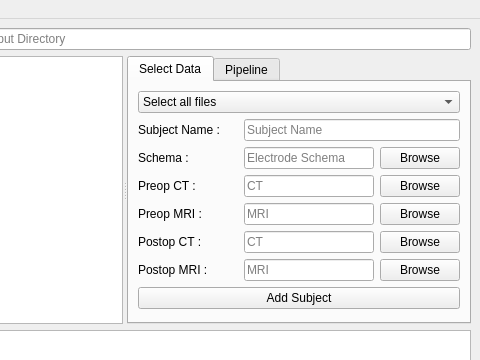
First picture: the form in ciclone/forms/MainWindow.ui, repository NeuroTech-Platform/CiCLONE, before the edit; both pictures show x 138 to 618 and y 0 to 360 of the 618 by 652 pixel window.
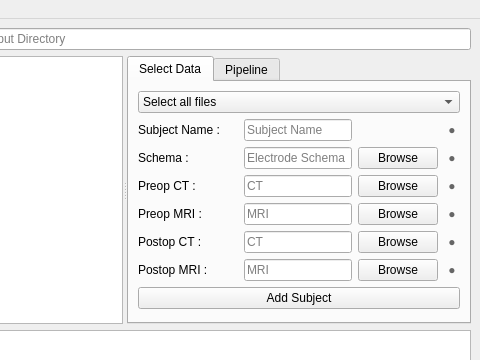
Second picture: the form after the edit.

```diff
--- a/ciclone/forms/MainWindow.ui
+++ b/ciclone/forms/MainWindow.ui
@@ -62,6 +62,39 @@
            </property>
           </widget>
          </item>
+         <item row="2" column="3">
+          <widget class="QLabel" name="validation_indicator_schema">
+           <property name="minimumSize">
+            <size>
+             <width>16</width>
+             <height>16</height>
+            </size>
+           </property>
+           <property name="maximumSize">
+            <size>
+             <width>16</width>
+             <height>16</height>
+            </size>
+           </property>
+           <property name="text">
+            <string>●</string>
+           </property>
+           <property name="alignment">
+            <set>Qt::AlignCenter</set>
+           </property>
+           <property name="styleSheet">
+            <string>QLabel {
+    border-radius: 8px;
+    background-color: transparent;
+    color: #666666;
+    font-size: 12px;
+}</string>
+           </property>
+           <property name="visible">
+            <bool>false</bool>
+           </property>
+          </widget>
+         </item>
          <item row="6" column="2">
           <widget class="QPushButton" name="browse_postMRI">
            <property name="text">
@@ -69,6 +102,39 @@
            </property>
           </widget>
          </item>
+         <item row="6" column="3">
+          <widget class="QLabel" name="validation_indicator_post_mri">
+           <property name="minimumSize">
+            <size>
+             <width>16</width>
+             <height>16</height>
+            </size>
+           </property>
+           <property name="maximumSize">
+            <size>
+             <width>16</width>
+             <height>16</height>
+            </size>
+           </property>
+           <property name="text">
+            <string>●</string>
+           </property>
+           <property name="alignment">
+            <set>Qt::AlignCenter</set>
+           </property>
+           <property name="styleSheet">
+            <string>QLabel {
+    border-radius: 8px;
+    background-color: transparent;
+    color: #666666;
+    font-size: 12px;
+}</string>
+           </property>
+           <property name="visible">
+            <bool>false</bool>
+           </property>
+          </widget>
+         </item>
          <item row="6" column="0">
           <widget class="QLabel" name="label_postMRI">
            <property name="minimumSize">
@@ -95,6 +161,39 @@
            </property>
           </widget>
          </item>
+         <item row="5" column="3">
+          <widget class="QLabel" name="validation_indicator_post_ct">
+           <property name="minimumSize">
+            <size>
+             <width>16</width>
+             <height>16</height>
+            </size>
+           </property>
+           <property name="maximumSize">
+            <size>
+             <width>16</width>
+             <height>16</height>
+            </size>
+           </property>
+           <property name="text">
+            <string>●</string>
+           </property>
+           <property name="alignment">
+            <set>Qt::AlignCenter</set>
+           </property>
+           <property name="styleSheet">
+            <string>QLabel {
+    border-radius: 8px;
+    background-color: transparent;
+    color: #666666;
+    font-size: 12px;
+}</string>
+           </property>
+           <property name="visible">
+            <bool>false</bool>
+           </property>
+          </widget>
+         </item>
          <item row="3" column="0">
           <widget class="QLabel" name="label_preCT">
            <property name="minimumSize">
@@ -121,6 +220,39 @@
            </property>
           </widget>
          </item>
+         <item row="4" column="3">
+          <widget class="QLabel" name="validation_indicator_pre_mri">
+           <property name="minimumSize">
+            <size>
+             <width>16</width>
+             <height>16</height>
+            </size>
+           </property>
+           <property name="maximumSize">
+            <size>
+             <width>16</width>
+             <height>16</height>
+            </size>
+           </property>
+           <property name="text">
+            <string>●</string>
+           </property>
+           <property name="alignment">
+            <set>Qt::AlignCenter</set>
+           </property>
+           <property name="styleSheet">
+            <string>QLabel {
+    border-radius: 8px;
+    background-color: transparent;
+    color: #666666;
+    font-size: 12px;
+}</string>
+           </property>
+           <property name="visible">
+            <bool>false</bool>
+           </property>
+          </widget>
+         </item>
          <item row="2" column="0">
           <widget class="QLabel" name="label_Schema">
            <property name="minimumSize">
@@ -147,13 +279,46 @@
            </property>
           </widget>
          </item>
-         <item row="1" column="1" colspan="2">
+         <item row="1" column="1">
           <widget class="QLineEdit" name="lineEdit_Name">
            <property name="placeholderText">
             <string>Subject Name</string>
            </property>
           </widget>
          </item>
+         <item row="1" column="3">
+          <widget class="QLabel" name="validation_indicator_name">
+           <property name="minimumSize">
+            <size>
+             <width>16</width>
+             <height>16</height>
+            </size>
+           </property>
+           <property name="maximumSize">
+            <size>
+             <width>16</width>
+             <height>16</height>
+            </size>
+           </property>
+           <property name="text">
+            <string>●</string>
+           </property>
+           <property name="alignment">
+            <set>Qt::AlignCenter</set>
+           </property>
+           <property name="styleSheet">
+            <string>QLabel {
+    border-radius: 8px;
+    background-color: transparent;
+    color: #666666;
+    font-size: 12px;
+}</string>
+           </property>
+           <property name="visible">
+            <bool>false</bool>
+           </property>
+          </widget>
+         </item>
          <item row="3" column="2">
           <widget class="QPushButton" name="browse_preCT">
            <property name="text">
@@ -161,6 +326,39 @@
            </property>
           </widget>
          </item>
+         <item row="3" column="3">
+          <widget class="QLabel" name="validation_indicator_pre_ct">
+           <property name="minimumSize">
+            <size>
+             <width>16</width>
+             <height>16</height>
+            </size>
+           </property>
+           <property name="maximumSize">
+            <size>
+             <width>16</width>
+             <height>16</height>
+            </size>
+           </property>
+           <property name="text">
+            <string>●</string>
+           </property>
+           <property name="alignment">
+            <set>Qt::AlignCenter</set>
+           </property>
+           <property name="styleSheet">
+            <string>QLabel {
+    border-radius: 8px;
+    background-color: transparent;
+    color: #666666;
+    font-size: 12px;
+}</string>
+           </property>
+           <property name="visible">
+            <bool>false</bool>
+           </property>
+          </widget>
+         </item>
          <item row="4" column="1">
           <widget class="QLineEdit" name="lineEdit_preMRI">
            <property name="placeholderText">
@@ -246,14 +444,14 @@
            </property>
           </widget>
          </item>
-         <item row="7" column="0" colspan="3">
+         <item row="7" column="0" colspan="4">
           <widget class="QPushButton" name="pushButton_addSubject">
            <property name="text">
             <string>Add Subject</string>
            </property>
           </widget>
          </item>
-         <item row="0" column="0" colspan="3">
+         <item row="0" column="0" colspan="4">
           <widget class="QComboBox" name="subjectsType_comboBox">
            <item>
             <property name="text">
```
